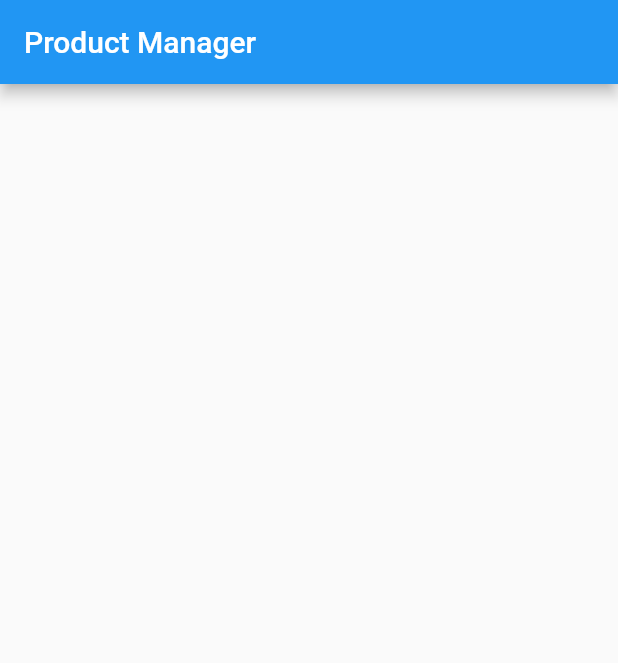
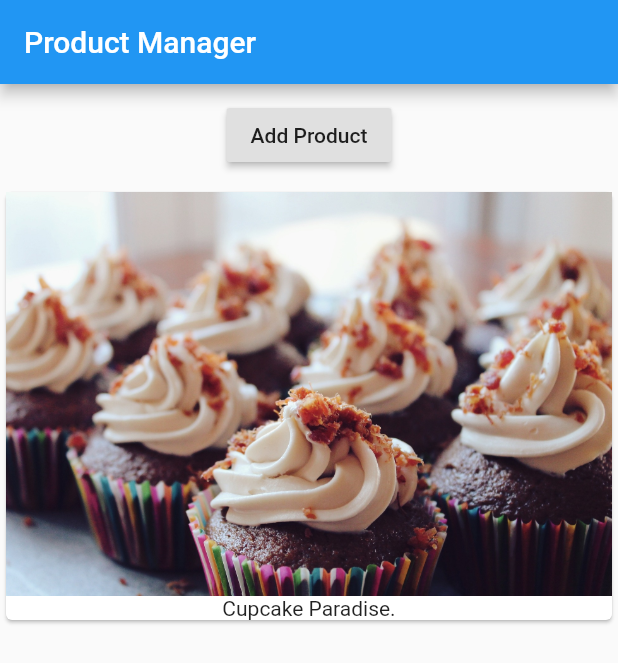
Before and after one commit to KelynPNjeri/Product-Manager, a Flutter app: the screen it shows after launch, on a phone screen of 412 x 824 dp. Shown: the top 663 px of the screen. Run offline on Flutter 3.47's test engine with Material 2 defaults, Android fonts, the phone set to English and light mode, and no system bars.

Commit message:
Add card and button widgets.

```diff
--- a/lib/main.dart
+++ b/lib/main.dart
@@ -9,12 +9,30 @@ import 'package:flutter/material.dart';
 void main() => runApp(MyApp());
 
 class MyApp extends StatelessWidget {
+  @override
   Widget build(BuildContext context) {
     return MaterialApp(
       home: Scaffold(
         appBar: AppBar(
           title: Text('Product Manager'),
         ),
+        body: Column(children: [
+          Container(
+            margin: EdgeInsets.all(10.0),
+            child: RaisedButton(
+              onPressed: () {},
+              child: Text('Add Product'),
+            ),
+          ),
+          Card(
+            child: Column(
+              children: <Widget>[
+                Image.asset('assets/cupcakes.jpg'),
+                Text('Cupcake Paradise.')
+              ],
+            ),
+          )
+        ]),
       ),
     );
   }
```
Also changed, not shown: pubspec.yaml (+2 -7 lines), assets/cupcakes.jpg (added).
